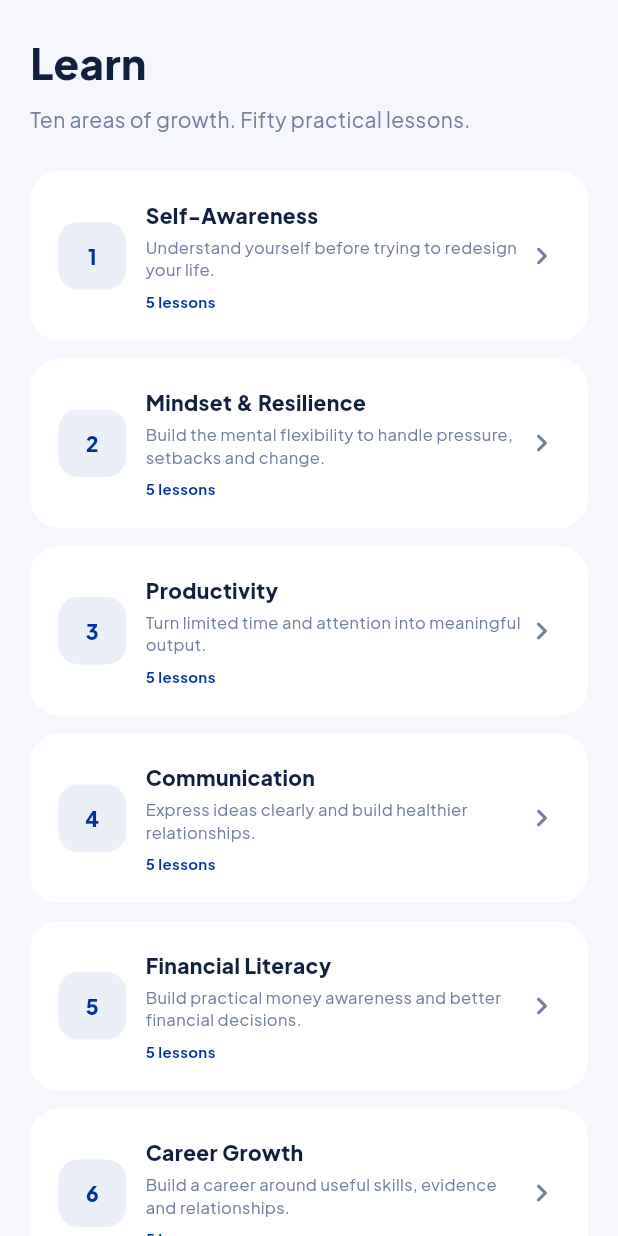
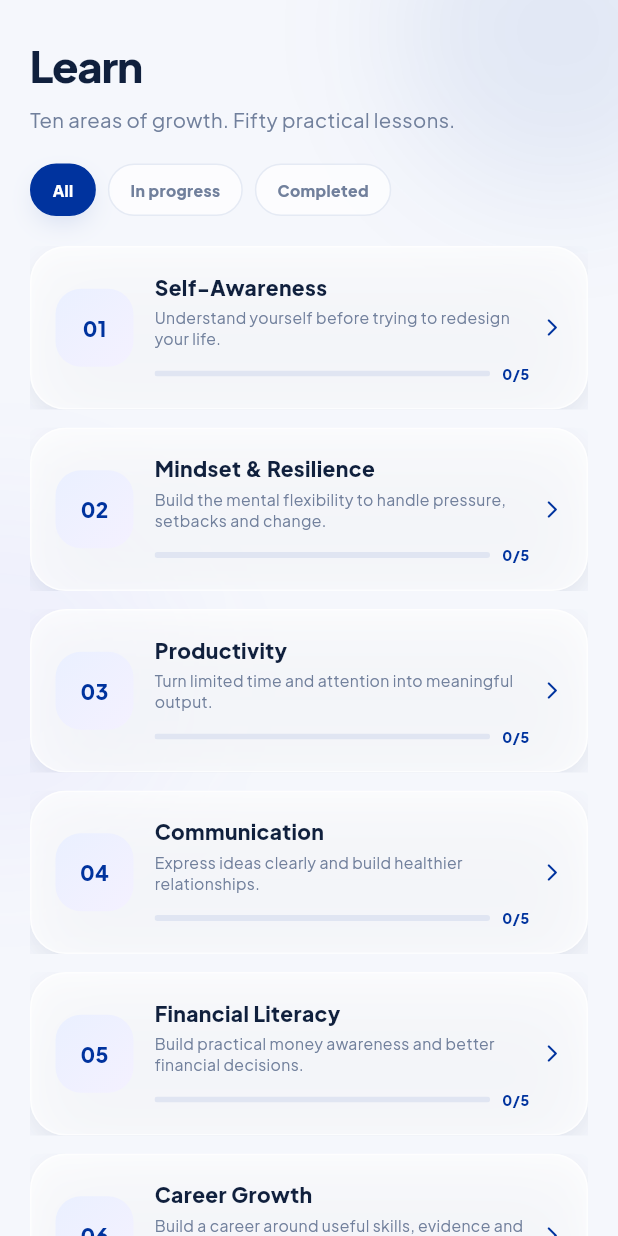
Before and after one commit to Akindiormi/evermore, a Flutter app: the LearnScreen widget shown alone on an empty page, opened directly, on a phone screen of 412 x 824 dp. Run offline on Flutter 3.47's test engine with Material 3 defaults, Android fonts, the phone set to English and light mode, and no system bars; our stand-ins replace google_fonts, image_picker, shared_preferences; accounts and stored records are empty.

Commit message:
redesign Learn UX with filters, progress and glass pillar flow

```diff
--- a/lib/screens/learn/learn_screen.dart
+++ b/lib/screens/learn/learn_screen.dart
@@ -1,226 +1,218 @@
 import 'package:flutter/material.dart';
 import '../../core/theme/evermore_theme.dart';
+import '../../core/widgets/evermore_background.dart';
 import '../../data/growth_data.dart';
+import '../../services/progress_service.dart';
 import '../lesson/lesson_detail_screen.dart';
 
-class LearnScreen extends StatelessWidget {
+class LearnScreen extends StatefulWidget {
   const LearnScreen({super.key});
+  @override
+  State<LearnScreen> createState() => _LearnScreenState();
+}
+
+class _LearnScreenState extends State<LearnScreen> {
+  int filter = 0;
+  Set<String> completed = {};
+
+  @override
+  void initState() { super.initState(); _load(); }
+
+  Future<void> _load() async {
+    final data = await ProgressService().completedLessons();
+    if (mounted) setState(() => completed = data);
+  }
 
   @override
   Widget build(BuildContext context) {
-    return SafeArea(
-      child: ListView(
-        padding: const EdgeInsets.fromLTRB(20, 22, 20, 30),
-        children: [
-          const Text(
-            'Learn',
-            style: TextStyle(
-              fontSize: 28,
-              fontWeight: FontWeight.w800,
-            ),
+    final filtered = growthPillars.where((pillar) {
+      final done = pillar.lessons.where((l) => completed.contains(l.id)).length;
+      if (filter == 1) return done > 0 && done < pillar.lessons.length;
+      if (filter == 2) return done == pillar.lessons.length;
+      return true;
+    }).toList();
+
+    return EvermoreBackground(
+      child: SafeArea(
+        child: RefreshIndicator(
+          color: EvermoreTheme.primary,
+          onRefresh: _load,
+          child: ListView(
+            physics: const AlwaysScrollableScrollPhysics(),
+            padding: const EdgeInsets.fromLTRB(20, 22, 20, 125),
+            children: [
+              const Text('Learn', style: TextStyle(fontSize: 29, fontWeight: FontWeight.w800, letterSpacing: -.8)),
+              const SizedBox(height: 7),
+              const Text('Ten areas of growth. Fifty practical lessons.', style: TextStyle(color: EvermoreTheme.muted, fontSize: 13.5, height: 1.4)),
+              const SizedBox(height: 20),
+              Row(children: [
+                _Filter(label: 'All', selected: filter == 0, onTap: () => setState(() => filter = 0)),
+                const SizedBox(width: 8),
+                _Filter(label: 'In progress', selected: filter == 1, onTap: () => setState(() => filter = 1)),
+                const SizedBox(width: 8),
+                _Filter(label: 'Completed', selected: filter == 2, onTap: () => setState(() => filter = 2)),
+              ]),
+              const SizedBox(height: 20),
+              if (filtered.isEmpty)
+                _EmptyState(filter: filter, onReset: () => setState(() => filter = 0))
+              else
+                ...filtered.asMap().entries.map((entry) => _PillarCard(
+                  pillar: entry.value,
+                  completed: completed,
+                  onTap: () => Navigator.push(context, MaterialPageRoute(builder: (_) => PillarDetailScreen(pillar: entry.value))).then((_) => _load()),
+                )),
+            ],
           ),
-          const SizedBox(height: 7),
-          const Text(
-            'Ten areas of growth. Fifty practical lessons.',
-            style: TextStyle(
-              color: EvermoreTheme.muted,
-              fontSize: 14,
-            ),
-          ),
-          const SizedBox(height: 25),
-          ...growthPillars.map(
-            (pillar) => GestureDetector(
-              onTap: () => Navigator.push(
-                context,
-                MaterialPageRoute(
-                  builder: (_) => PillarDetailScreen(pillar: pillar),
-                ),
-              ),
-              child: Container(
-                margin: const EdgeInsets.only(bottom: 12),
-                padding: const EdgeInsets.all(18),
-                decoration: BoxDecoration(
-                  color: Colors.white,
-                  borderRadius: BorderRadius.circular(20),
-                  border: Border.all(
-                    color: EvermoreTheme.border,
-                  ),
-                ),
-                child: Row(
-                  children: [
-                    Container(
-                      width: 45,
-                      height: 45,
-                      decoration: BoxDecoration(
-                        color: EvermoreTheme.primary.withValues(alpha: .08),
-                        borderRadius: BorderRadius.circular(13),
-                      ),
-                      child: Center(
-                        child: Text(
-                          '${pillar.id}',
-                          style: const TextStyle(
-                            fontWeight: FontWeight.w800,
-                            color: EvermoreTheme.primary,
-                          ),
-                        ),
-                      ),
-                    ),
-                    const SizedBox(width: 13),
-                    Expanded(
-                      child: Column(
-                        crossAxisAlignment: CrossAxisAlignment.start,
-                        children: [
-                          Text(
-                            pillar.title,
-                            style: const TextStyle(
-                              fontWeight: FontWeight.w800,
-                              fontSize: 14,
-                            ),
-                          ),
-                          const SizedBox(height: 4),
-                          Text(
-                            pillar.description,
-                            maxLines: 2,
-                            overflow: TextOverflow.ellipsis,
-                            style: const TextStyle(
-                              fontSize: 11,
-                              height: 1.4,
-                              color: EvermoreTheme.muted,
-                            ),
-                          ),
-                          const SizedBox(height: 7),
-                          Text(
-                            '${pillar.lessons.length} lessons',
-                            style: const TextStyle(
-                              fontSize: 10,
-                              color: EvermoreTheme.primary,
-                              fontWeight: FontWeight.w700,
-                            ),
-                          ),
-                        ],
-                      ),
-                    ),
-                    const Icon(
-                      Icons.chevron_right_rounded,
-                      color: EvermoreTheme.muted,
-                    ),
-                  ],
-                ),
-              ),
-            ),
-          ),
-        ],
+        ),
       ),
     );
   }
 }
 
+class _Filter extends StatelessWidget {
+  final String label;
+  final bool selected;
+  final VoidCallback onTap;
+  const _Filter({required this.label, required this.selected, required this.onTap});
+
+  @override
+  Widget build(BuildContext context) => GestureDetector(
+    onTap: onTap,
+    child: AnimatedContainer(
+      duration: const Duration(milliseconds: 240),
+      padding: const EdgeInsets.symmetric(horizontal: 14, vertical: 9),
+      decoration: BoxDecoration(
+        color: selected ? EvermoreTheme.primary : Colors.white.withValues(alpha: .68),
+        borderRadius: BorderRadius.circular(100),
+        border: Border.all(color: selected ? EvermoreTheme.primary : EvermoreTheme.divider),
+        boxShadow: selected ? [BoxShadow(color: EvermoreTheme.primary.withValues(alpha: .16), blurRadius: 15, offset: const Offset(0, 7), spreadRadius: -5)] : const [],
+      ),
+      child: Text(label, style: TextStyle(fontSize: 10.5, fontWeight: FontWeight.w800, color: selected ? Colors.white : EvermoreTheme.muted)),
+    ),
+  );
+}
+
+class _PillarCard extends StatelessWidget {
+  final GrowthPillar pillar;
+  final Set<String> completed;
+  final VoidCallback onTap;
+  const _PillarCard({required this.pillar, required this.completed, required this.onTap});
+
+  @override
+  Widget build(BuildContext context) {
+    final done = pillar.lessons.where((l) => completed.contains(l.id)).length;
+    final progress = pillar.lessons.isEmpty ? 0.0 : done / pillar.lessons.length;
+    return Padding(
+      padding: const EdgeInsets.only(bottom: 12),
+      child: Material(
+        color: Colors.transparent,
+        child: InkWell(
+          borderRadius: BorderRadius.circular(24),
+          onTap: onTap,
+          child: Ink(
+            padding: const EdgeInsets.all(16),
+            decoration: EvermoreTheme.glassCard(radius: 24, color: Colors.white.withValues(alpha: .72)),
+            child: Row(children: [
+              Container(
+                width: 52,
+                height: 52,
+                decoration: BoxDecoration(gradient: progress > 0 ? EvermoreTheme.logoGradient : EvermoreTheme.softGradient, borderRadius: BorderRadius.circular(17)),
+                child: Center(child: Text('${pillar.id}'.padLeft(2, '0'), style: TextStyle(fontWeight: FontWeight.w900, color: progress > 0 ? Colors.white : EvermoreTheme.primary))),
+              ),
+              const SizedBox(width: 14),
+              Expanded(child: Column(crossAxisAlignment: CrossAxisAlignment.start, children: [
+                Text(pillar.title, style: const TextStyle(fontWeight: FontWeight.w800, fontSize: 14)),
+                const SizedBox(height: 4),
+                Text(pillar.description, maxLines: 2, overflow: TextOverflow.ellipsis, style: const TextStyle(fontSize: 10.5, height: 1.35, color: EvermoreTheme.muted)),
+                const SizedBox(height: 9),
+                Row(children: [
+                  Expanded(child: ClipRRect(borderRadius: BorderRadius.circular(20), child: LinearProgressIndicator(value: progress, minHeight: 4, color: EvermoreTheme.primary, backgroundColor: EvermoreTheme.primary.withValues(alpha: .08)))),
+                  const SizedBox(width: 8),
+                  Text('$done/${pillar.lessons.length}', style: const TextStyle(fontSize: 9.5, color: EvermoreTheme.primary, fontWeight: FontWeight.w800)),
+                ]),
+              ])),
+              const SizedBox(width: 8),
+              const Icon(Icons.arrow_forward_ios_rounded, size: 14, color: EvermoreTheme.primary),
+            ]),
+          ),
+        ),
+      ),
+    );
+  }
+}
+
+class _EmptyState extends StatelessWidget {
+  final int filter;
+  final VoidCallback onReset;
+  const _EmptyState({required this.filter, required this.onReset});
+
+  @override
+  Widget build(BuildContext context) => Container(
+    padding: const EdgeInsets.all(24),
+    decoration: EvermoreTheme.glassCard(radius: 24),
+    child: Column(children: [
+      const Icon(Icons.auto_awesome_rounded, size: 28, color: EvermoreTheme.primary),
+      const SizedBox(height: 12),
+      Text(filter == 2 ? 'Nothing completed yet' : 'Nothing in progress yet', style: const TextStyle(fontWeight: FontWeight.w800)),
+      const SizedBox(height: 5),
+      const Text('Start a lesson and your progress will appear here.', textAlign: TextAlign.center, style: TextStyle(fontSize: 11, color: EvermoreTheme.muted)),
+      const SizedBox(height: 14),
+      TextButton(onPressed: onReset, child: const Text('View all lessons')),
+    ]),
+  );
+}
+
 class PillarDetailScreen extends StatelessWidget {
   final GrowthPillar pillar;
-
-  const PillarDetailScreen({
-    super.key,
-    required this.pillar,
-  });
+  const PillarDetailScreen({super.key, required this.pillar});
 
   @override
   Widget build(BuildContext context) {
     return Scaffold(
-      appBar: AppBar(
-        title: Text(
-          pillar.title,
-          style: const TextStyle(
-            fontWeight: FontWeight.w800,
-          ),
-        ),
-      ),
-      body: ListView(
-        padding: const EdgeInsets.fromLTRB(20, 8, 20, 30),
-        children: [
-          Text(
-            pillar.description,
-            style: const TextStyle(
-              color: EvermoreTheme.muted,
-              height: 1.5,
+      appBar: AppBar(title: Text(pillar.title)),
+      body: EvermoreBackground(
+        child: ListView(
+          padding: const EdgeInsets.fromLTRB(20, 8, 20, 35),
+          children: [
+            Container(
+              padding: const EdgeInsets.all(22),
+              decoration: BoxDecoration(gradient: EvermoreTheme.heroGradient, borderRadius: BorderRadius.circular(28), boxShadow: EvermoreTheme.cardShadow),
+              child: Column(crossAxisAlignment: CrossAxisAlignment.start, children: [
+                Text('PILLAR ${pillar.id.toString().padLeft(2, '0')}', style: const TextStyle(color: Colors.white70, fontSize: 9, letterSpacing: 1.3, fontWeight: FontWeight.w900)),
+                const SizedBox(height: 9),
+                Text(pillar.title, style: const TextStyle(color: Colors.white, fontSize: 25, fontWeight: FontWeight.w800)),
+                const SizedBox(height: 7),
+                Text(pillar.description, style: const TextStyle(color: Colors.white70, height: 1.45, fontSize: 12)),
+              ]),
             ),
-          ),
-          const SizedBox(height: 22),
-          ...pillar.lessons.asMap().entries.map(
-            (entry) {
+            const SizedBox(height: 22),
+            Text('${pillar.lessons.length} practical lessons', style: const TextStyle(fontSize: 17, fontWeight: FontWeight.w800)),
+            const SizedBox(height: 11),
+            ...pillar.lessons.asMap().entries.map((entry) {
               final lesson = entry.value;
-
-              return GestureDetector(
-                onTap: () => Navigator.push(
-                  context,
-                  MaterialPageRoute(
-                    builder: (_) => LessonDetailScreen(
-                      lesson: lesson,
+              return Padding(
+                padding: const EdgeInsets.only(bottom: 10),
+                child: Material(
+                  color: Colors.transparent,
+                  child: InkWell(
+                    borderRadius: BorderRadius.circular(20),
+                    onTap: () => Navigator.push(context, MaterialPageRoute(builder: (_) => LessonDetailScreen(lesson: lesson))),
+                    child: Ink(
+                      padding: const EdgeInsets.all(15),
+                      decoration: EvermoreTheme.glassCard(radius: 20, color: Colors.white.withValues(alpha: .74)),
+                      child: Row(children: [
+                        Container(width: 40, height: 40, decoration: BoxDecoration(color: EvermoreTheme.primary.withValues(alpha: .08), shape: BoxShape.circle), child: Center(child: Text('${entry.key + 1}', style: const TextStyle(color: EvermoreTheme.primary, fontWeight: FontWeight.w900)))),
+                        const SizedBox(width: 12),
+                        Expanded(child: Column(crossAxisAlignment: CrossAxisAlignment.start, children: [Text(lesson.title, style: const TextStyle(fontWeight: FontWeight.w800, fontSize: 13)), const SizedBox(height: 4), Text(lesson.duration, style: const TextStyle(fontSize: 10, color: EvermoreTheme.muted))])),
+                        const Icon(Icons.arrow_forward_rounded, size: 18, color: EvermoreTheme.primary),
+                      ]),
                     ),
                   ),
                 ),
-                child: Container(
-                  margin: const EdgeInsets.only(bottom: 10),
-                  padding: const EdgeInsets.all(17),
-                  decoration: BoxDecoration(
-                    color: Colors.white,
-                    borderRadius: BorderRadius.circular(18),
-                    border: Border.all(
-                      color: EvermoreTheme.border,
-                    ),
-                  ),
-                  child: Row(
-                    children: [
-                      Container(
-                        width: 38,
-                        height: 38,
-                        decoration: BoxDecoration(
-                          color: EvermoreTheme.primary.withValues(alpha: .08),
-                          shape: BoxShape.circle,
-                        ),
-                        child: Center(
-                          child: Text(
-                            '${entry.key + 1}',
-                            style: const TextStyle(
-                              color: EvermoreTheme.primary,
-                              fontWeight: FontWeight.w800,
-                            ),
-                          ),
-                        ),
-                      ),
-                      const SizedBox(width: 12),
-                      Expanded(
-                        child: Column(
-                          crossAxisAlignment: CrossAxisAlignment.start,
-                          children: [
-                            Text(
-                              lesson.title,
-                              style: const TextStyle(
-                                fontWeight: FontWeight.w800,
-                              ),
-                            ),
-                            const SizedBox(height: 4),
-                            Text(
-                              lesson.duration,
-                              style: const TextStyle(
-                                fontSize: 10,
-                                color: EvermoreTheme.muted,
-                              ),
-                            ),
-                          ],
-                        ),
-                      ),
-                      const Icon(
-                        Icons.arrow_forward_rounded,
-                        size: 18,
-                        color: EvermoreTheme.muted,
-                      ),
-                    ],
-                  ),
-                ),
               );
-            },
-          ),
-        ],
+            }),
+          ],
+        ),
       ),
     );
   }
```
